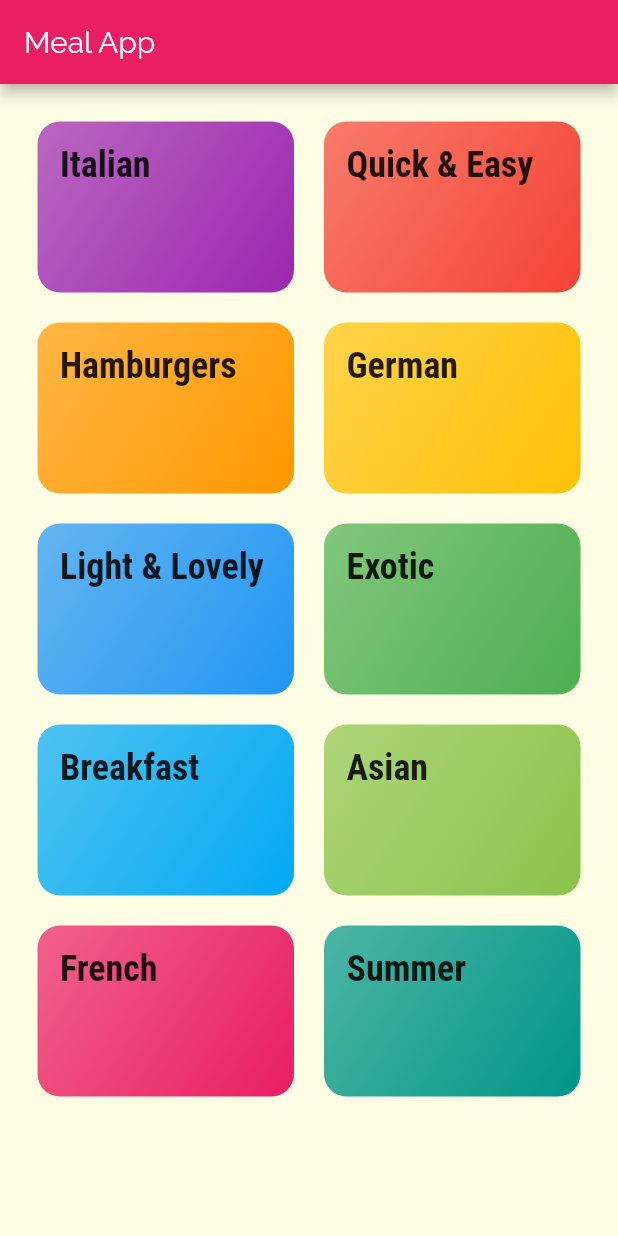
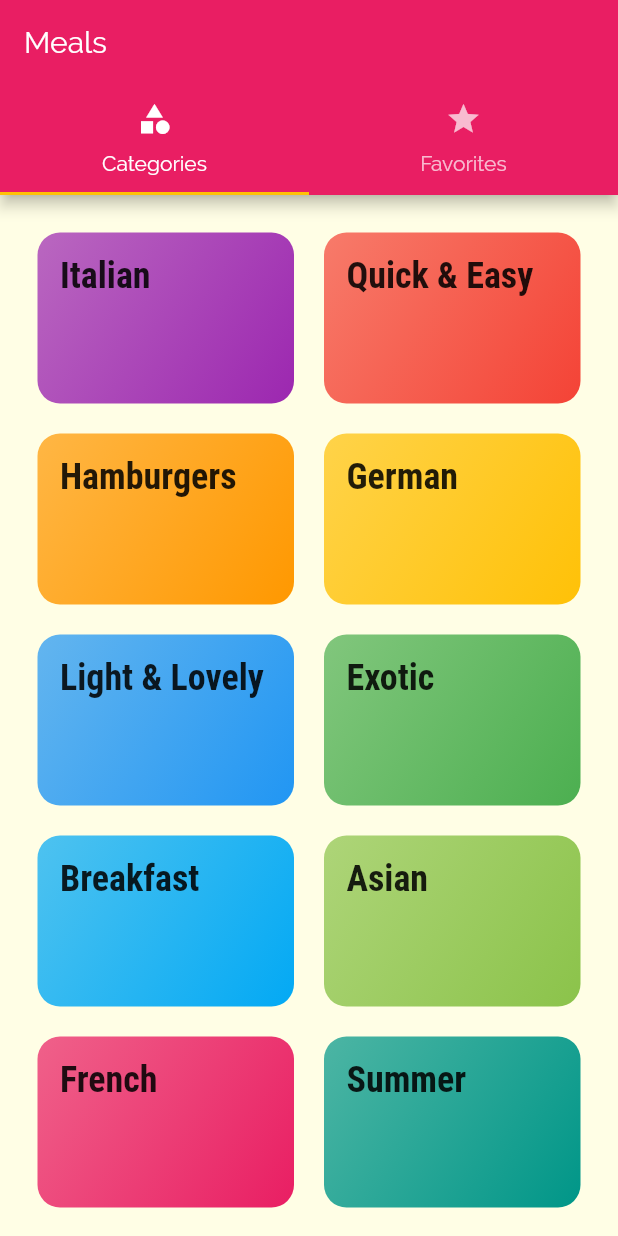
Before and after one commit to ELTEGANI/Flutter-Meal-App, a Flutter app: the screen it shows after launch, on a phone screen of 412 x 824 dp. Run offline on Flutter 3.47's test engine with Material 2 defaults, Android fonts, the phone set to English and light mode, and no system bars.

Commit message:
add tabbar

```diff
--- a/lib/main.dart
+++ b/lib/main.dart
@@ -2,6 +2,7 @@ import 'dart:ui';
 
 import 'package:flutter/material.dart';
 import 'package:meal_app/screens/meal_screen_detail.dart';
+import 'package:meal_app/screens/tabs_Screen.dart';
 import './screens/categories_screen.dart';
 import './screens/category_meal_screen.dart';
 import './screens/meal_screen_detail.dart';
@@ -30,7 +31,7 @@ class MyApp extends StatelessWidget {
       ),
       initialRoute: '/', //as default
       routes: {
-         '/':(ctx) => CategoriesScreen(),
+         '/':(ctx) => TabScreen(),
         CategoryMealsScreen.routeName: (ctx) => CategoryMealsScreen(),
         MealScreenDetail.routeName:(ctx) => MealScreenDetail()
       },
--- a/lib/screens/categories_screen.dart
+++ b/lib/screens/categories_screen.dart
@@ -6,16 +6,13 @@ import '../widgets/category_item.dart';
 class CategoriesScreen extends StatelessWidget{
    @override
   Widget build(BuildContext context) {
-    return Scaffold(
-      appBar: AppBar(title:
-      const Text('Meal App'),),
-      body: GridView(
+    return GridView(
       padding: const EdgeInsets.all(25),
       children:DUMMY_CATEGORIES.map((catData) =>CategoryItem(catData.id,catData.title,catData.color)).toList(),
       gridDelegate: SliverGridDelegateWithMaxCrossAxisExtent(
           maxCrossAxisExtent: 200,
           childAspectRatio: 3 / 2,
           crossAxisSpacing: 20,
-          mainAxisSpacing: 20),),);
+          mainAxisSpacing: 20),);
   }
 }
--- /dev/null
+++ b/lib/screens/favorites_screen.dart
@@ -0,0 +1,11 @@
+import 'package:flutter/material.dart';
+
+class FavoritesScreen extends StatelessWidget{
+  @override
+  Widget build(BuildContext context) {
+   return Center(
+     child: Text('The Favorites'),
+   );
+  }
+
+}
--- /dev/null
+++ b/lib/screens/tabs_Screen.dart
@@ -0,0 +1,29 @@
+import 'package:flutter/material.dart';
+import 'package:meal_app/screens/favorites_screen.dart';
+import './categories_screen.dart';
+
+class TabScreen extends StatefulWidget{
+  @override
+  _TabsScreenState createState() => _TabsScreenState();
+}
+
+class _TabsScreenState extends State<TabScreen>{
+  @override
+  Widget build(BuildContext buildContext){
+    return DefaultTabController(length:2,
+        child:Scaffold(
+      appBar: AppBar(title:Text('Meals'),bottom:TabBar(
+        tabs: <Widget>[
+          Tab(icon:Icon(Icons.category),text:'Categories'),
+          Tab(icon:Icon(Icons.star),text:'Favorites'),
+
+        ],
+      ),
+      ),
+      body: TabBarView(children: <Widget>[
+          CategoriesScreen(),FavoritesScreen()
+      ],),
+    )
+    );
+  }
+}
```
Also changed, not shown: 1 other file.
